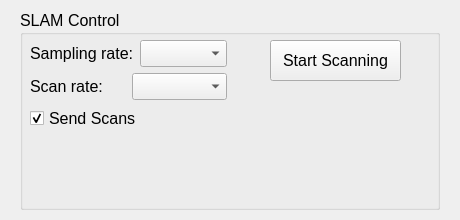
This is slam_client/SlamClient_PC/slamcontrolwidget.ui in marckolak/wtController as Qt 5 draws it before an edit. The edited form follows.
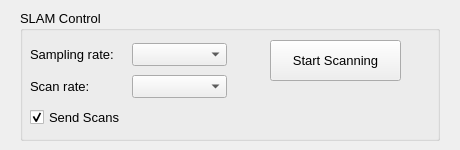
This is the edited form.

What changed in the file:
```diff
--- a/slam_client/SlamClient_PC/slamcontrolwidget.ui
+++ b/slam_client/SlamClient_PC/slamcontrolwidget.ui
@@ -7,13 +7,13 @@
     <x>0</x>
     <y>0</y>
     <width>460</width>
-    <height>220</height>
+    <height>150</height>
    </rect>
   </property>
   <property name="minimumSize">
    <size>
     <width>460</width>
-    <height>220</height>
+    <height>150</height>
    </size>
   </property>
   <property name="windowTitle">
@@ -25,12 +25,12 @@
      <x>20</x>
      <y>10</y>
      <width>420</width>
-     <height>200</height>
+     <height>131</height>
     </rect>
    </property>
    <property name="font">
     <font>
-     <pointsize>12</pointsize>
+     <pointsize>10</pointsize>
     </font>
    </property>
    <property name="title">
@@ -45,6 +45,11 @@
       <height>41</height>
      </rect>
     </property>
+    <property name="font">
+     <font>
+      <pointsize>10</pointsize>
+     </font>
+    </property>
     <property name="text">
      <string>Start Scanning</string>
     </property>
@@ -61,18 +66,34 @@
       <height>91</height>
      </rect>
     </property>
+    <property name="font">
+     <font>
+      <pointsize>10</pointsize>
+     </font>
+    </property>
     <layout class="QVBoxLayout" name="verticalLayout">
      <item>
       <layout class="QHBoxLayout" name="horizontalLayout_2">
        <item>
         <widget class="QLabel" name="label">
+         <property name="font">
+          <font>
+           <pointsize>10</pointsize>
+          </font>
+         </property>
          <property name="text">
           <string>Sampling rate:</string>
          </property>
         </widget>
        </item>
        <item>
-        <widget class="QComboBox" name="comboBox"/>
+        <widget class="QComboBox" name="comboBox">
+         <property name="font">
+          <font>
+           <pointsize>10</pointsize>
+          </font>
+         </property>
+        </widget>
        </item>
       </layout>
      </item>
@@ -80,18 +101,34 @@
       <layout class="QHBoxLayout" name="horizontalLayout">
        <item>
         <widget class="QLabel" name="label_2">
+         <property name="font">
+          <font>
+           <pointsize>10</pointsize>
+          </font>
+         </property>
          <property name="text">
           <string>Scan rate:</string>
          </property>
         </widget>
        </item>
        <item>
-        <widget class="QComboBox" name="comboBox_2"/>
+        <widget class="QComboBox" name="comboBox_2">
+         <property name="font">
+          <font>
+           <pointsize>10</pointsize>
+          </font>
+         </property>
+        </widget>
        </item>
       </layout>
      </item>
      <item>
       <widget class="QCheckBox" name="sendScansBox">
+       <property name="font">
+        <font>
+         <pointsize>10</pointsize>
+        </font>
+       </property>
        <property name="text">
         <string>Send Scans</string>
        </property>
```
